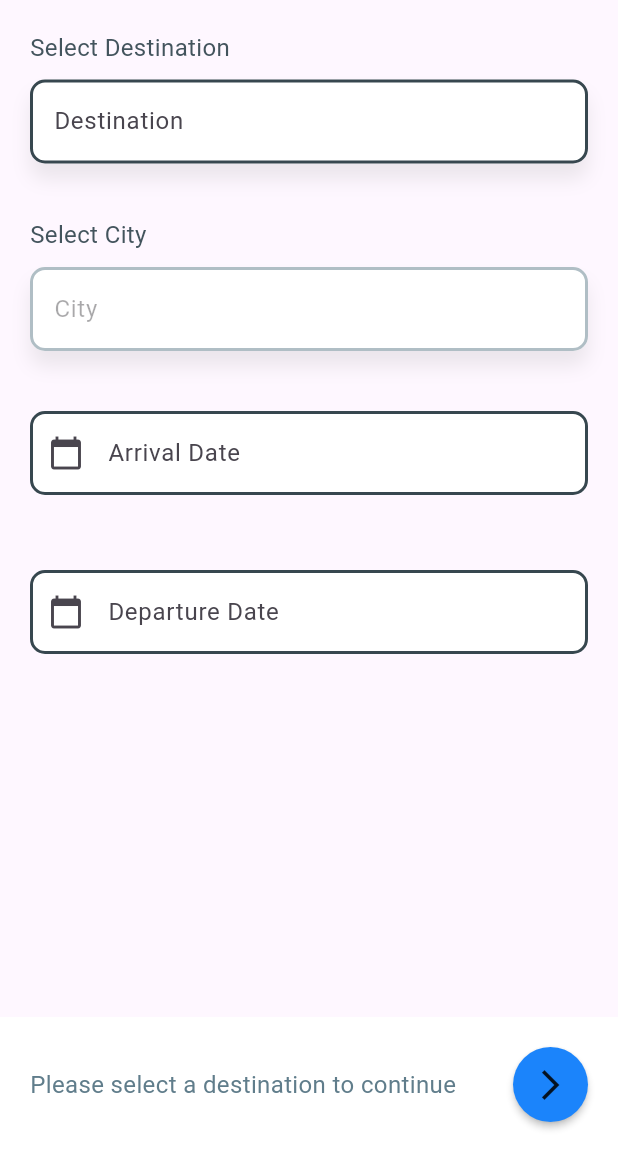
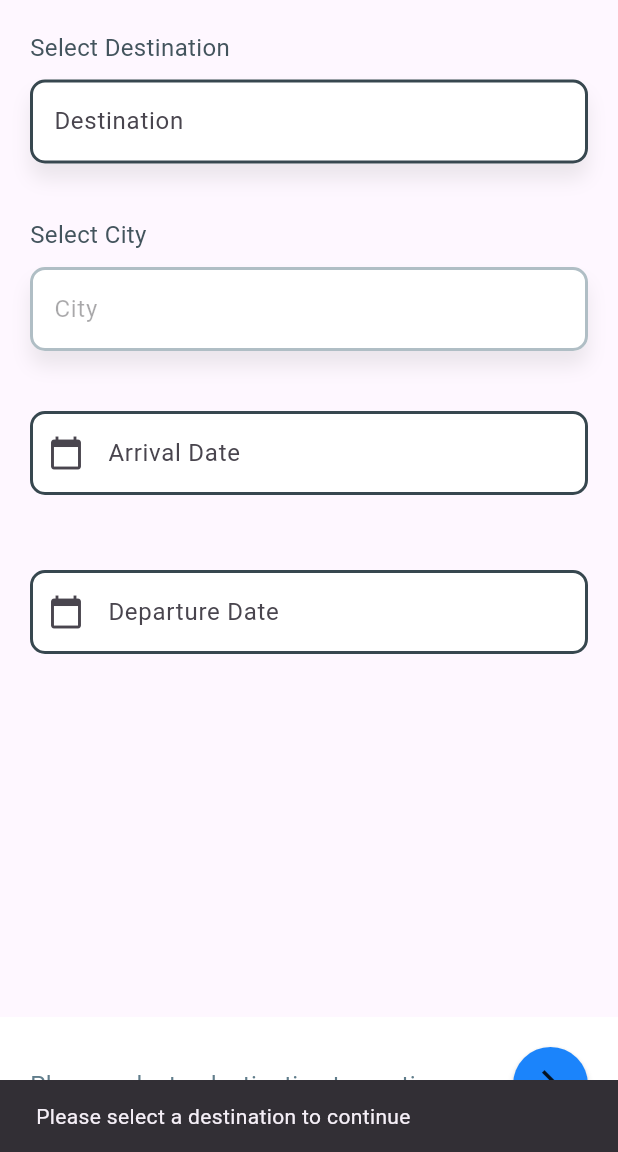
Before and after one commit to NZpatelK/Travel-Assistant, a Flutter app: the screen it shows after launch, after a tap on the "arrow forward ios" icon, on a phone screen of 412 x 824 dp, the part 84-1236 px from its top. Run offline on Flutter 3.47's test engine with Material 3 defaults, Android fonts, the phone set to English and light mode, and no system bars; drawn by our look-alikes of searchfield.

Commit message:
implement the data pass from search page to display

```diff
--- a/lib/destination_search.dart
+++ b/lib/destination_search.dart
@@ -142,7 +142,28 @@ class _DestinationSearchState extends State<DestinationSearch> {
                                 fontWeight: FontWeight.w600),
                           ),
                     MaterialButton(
-                      onPressed: () {},
+                      onPressed: () {
+                        if (checkInput()) {
+                          Navigator.pushNamed(
+                            context,
+                            '/display',
+                            arguments: {
+                              'destination': _selectedDestination,
+                              'city': _selectedCity,
+                              'arrival': _arrivalDate,
+                              'departure': _departureDate
+                            },
+                          );
+                        } else {
+                          ScaffoldMessenger.of(context).showSnackBar(
+                            const SnackBar(
+                              content: Text(
+                                  'Please select a destination to continue'),
+                              duration: Duration(seconds: 2),
+                            ),
+                          );
+                        }
+                      },
                       minWidth: 50,
                       height: 50,
                       color: const Color.fromARGB(255, 27, 132, 251),
--- a/lib/main.dart
+++ b/lib/main.dart
@@ -1,5 +1,6 @@
 import 'package:flutter/material.dart';
 import 'package:myapp/destination_search.dart';
+import 'package:myapp/display_travel_plan.dart';
 
 void main() {
   runApp(const MyApp());
@@ -18,6 +19,10 @@ class MyApp extends StatelessWidget {
         useMaterial3: true,
       ),
       home: const DestinationSearch(),
+      routes: {
+        // '/destination_search': (context) => const DestinationSearch(),
+        '/display': (context) => const DisplayTravelPlan(),
+      },
     );
   }
 }
```
Also changed, not shown: lib/display_travel_plan.dart (added, +34 -0 lines).
